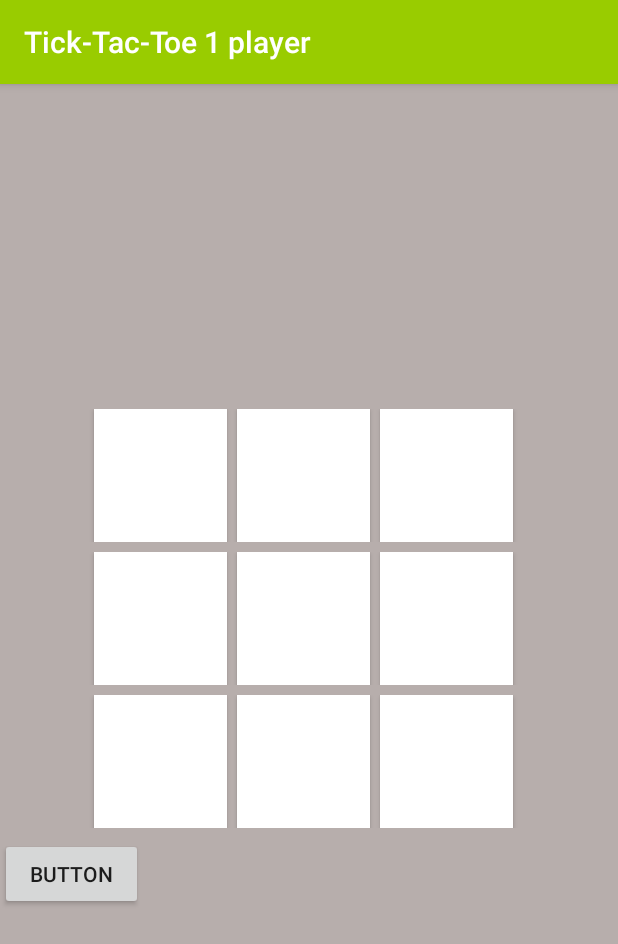
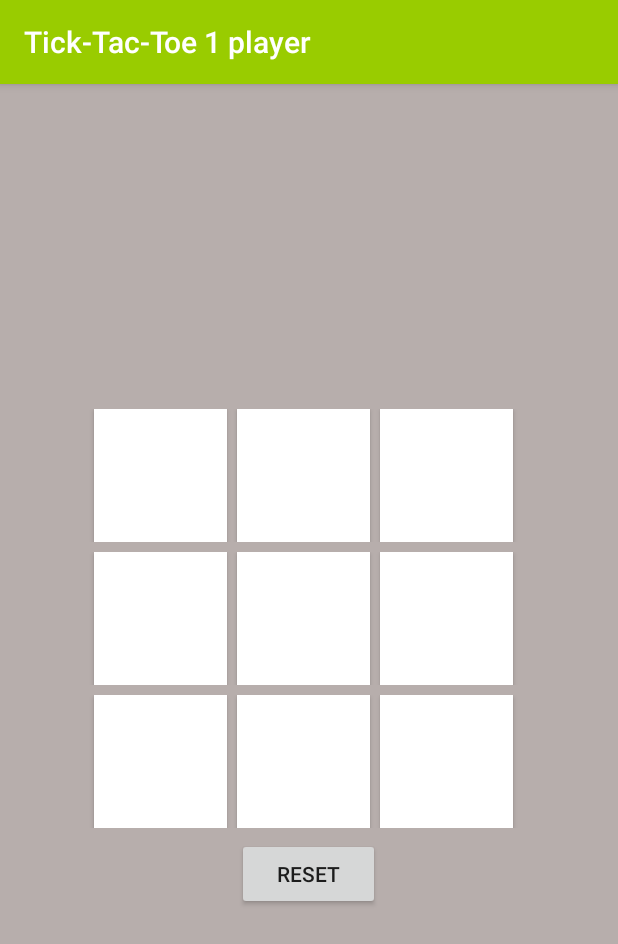
Before and after one commit to rocknegi/tick-tack-toe, an Android app: the screen it shows after launch (MainActivity), on a phone screen of 412 x 824 dp. Shown: the top 944 px of the screen. Run offline under Robolectric (Android 15) with nearby library versions, the phone set to English and light mode, and no system bars.

Commit message:
add reset button

```diff
--- a/app/build.gradle
+++ b/app/build.gradle
@@ -29,7 +29,7 @@ dependencies {
         exclude group: 'com.android.support', module: 'support-annotations'
     })
     implementation "org.jetbrains.kotlin:kotlin-stdlib-jre7:$kotlin_version"
-    implementation 'com.android.support:appcompat-v7:26.0.0-beta2'
+    implementation 'com.android.support:appcompat-v7:26.0.0-beta1'
     testImplementation 'junit:junit:4.12'
     implementation 'com.android.support.constraint:constraint-layout:1.0.2'
 }
--- a/app/src/main/res/layout/activity_main.xml
+++ b/app/src/main/res/layout/activity_main.xml
@@ -109,13 +109,18 @@ android:gravity="center"
 
     <TableRow
         android:layout_width="match_parent"
-        android:layout_height="match_parent" >
+        android:layout_height="match_parent"
+        android:gravity="center"
+        >
 
         <Button
-            android:id="@+id/button"
+            android:id="@+id/reset"
             android:layout_width="wrap_content"
             android:layout_height="wrap_content"
-            android:text="Button" />
+            android:text="reset"
+            android:onClick="reset"
+
+            />
     </TableRow>
 
 </TableLayout>
```
Also changed, not shown: app/src/main/java/com/zzmachine/rocknegi/tictacktoe1pvcpu/MainActivity.kt (+24 -1 lines).
